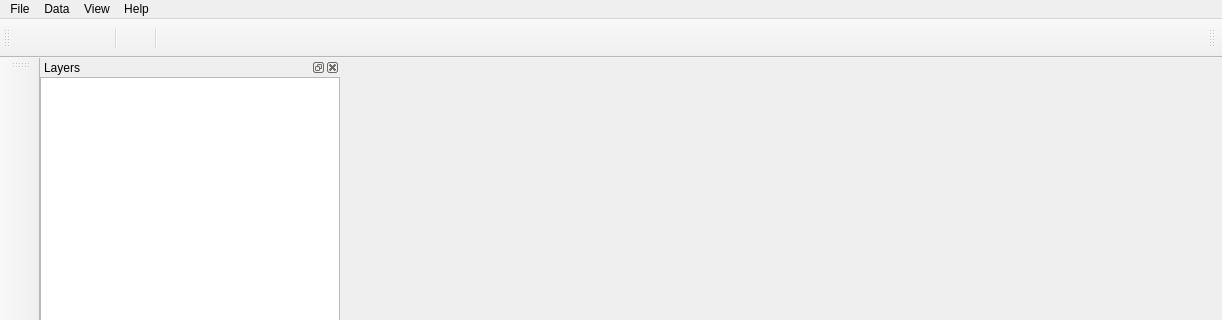
Qt form 3DMetrics/tdmgui.ui (IfremerUnderwater/3DMetrics) before a commit; both pictures show x 0 to 1222 and y 0 to 320 of the 1222 by 907 pixel window.
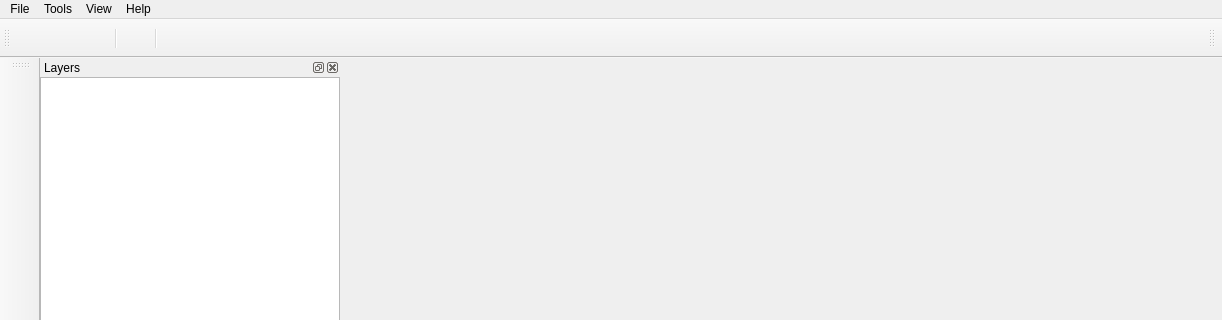
The same form after that commit. Icons and pictures are not drawn. Custom widgets are drawn as their Qt base class.

The edit to the form file:
```diff
--- a/3DMetrics/tdmgui.ui
+++ b/3DMetrics/tdmgui.ui
@@ -48,7 +48,7 @@
    </widget>
    <widget class="QMenu" name="menuData">
     <property name="title">
-     <string>Data</string>
+     <string>Tools</string>
     </property>
     <addaction name="export_data_to_ASCII_csv_or_txt_action"/>
    </widget>
```
Left out of the diff: 6 changed lines with no effect on the pictures.
